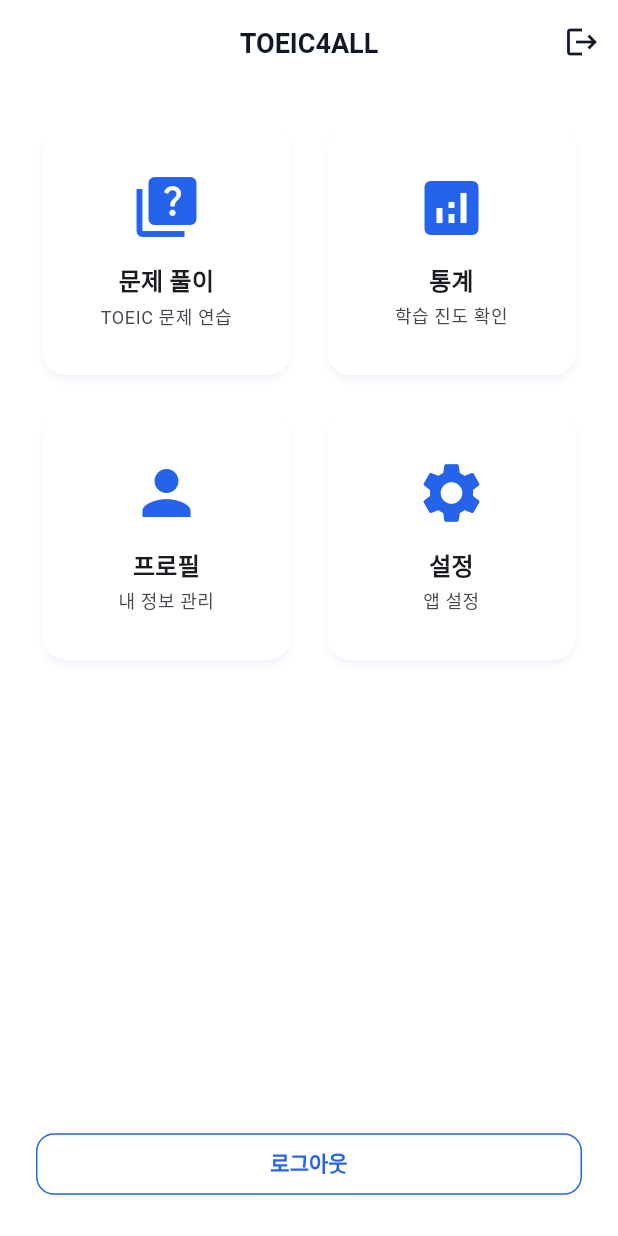
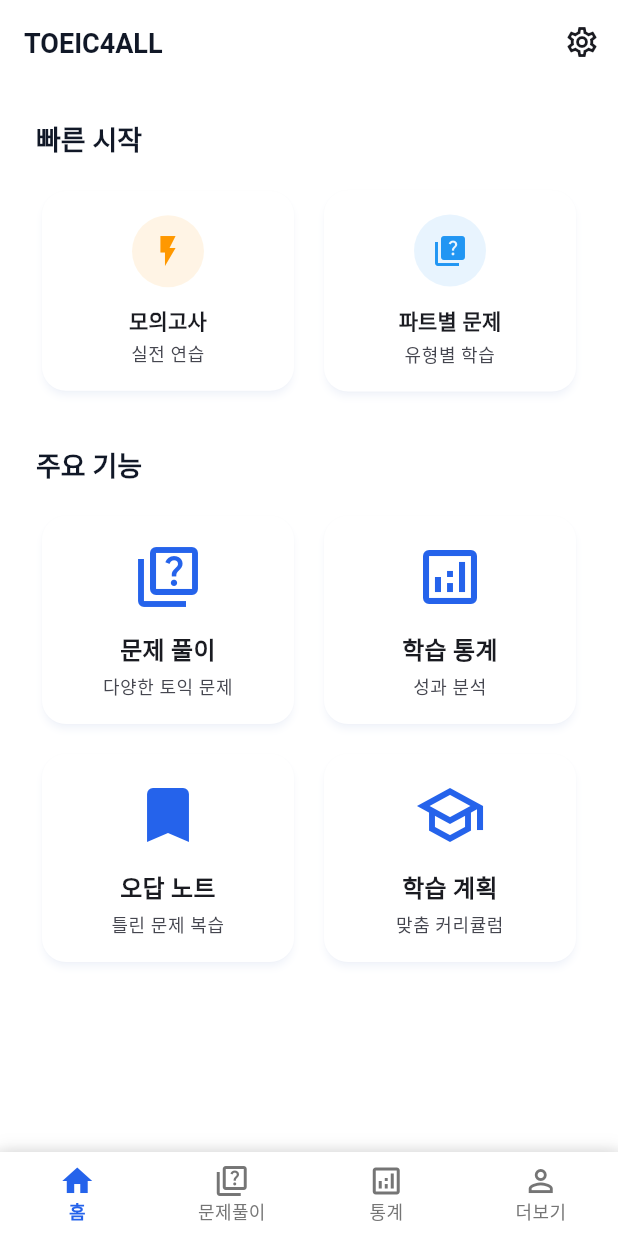
Before and after one commit to comsa33/toeic4all, a Flutter app: the HomeScreen screen opened by its route, on a phone screen of 412 x 824 dp. Run offline on Flutter 3.47's test engine with Material 3 defaults, Android fonts, the light colour scheme and no system bars; our stand-ins replace dartz, dio, fl_chart, flutter_animate, flutter_riverpod, flutter_secure_storage and 4 more; accounts and stored records are empty; generated files the repository leaves out were written again; Roboto replaces fonts that are missing (Pretendard).

Commit message:
refactor: 자동 로그인 리디렉션 및 메인 앱 레이아웃 추가

```diff
--- a/lib/core/routing/app_router.dart
+++ b/lib/core/routing/app_router.dart
@@ -1,7 +1,7 @@
-import 'dart:async';
 import 'package:flutter/material.dart';
 import 'package:go_router/go_router.dart';
 import 'package:flutter_riverpod/flutter_riverpod.dart';
+import 'main_app_layout.dart';
 import '../../features/auth/presentation/pages/splash_screen.dart';
 import '../../features/auth/presentation/pages/login_screen.dart';
 import '../../features/auth/presentation/pages/signup_screen.dart';
@@ -9,15 +9,14 @@
 import '../../features/auth/presentation/pages/settings_screen.dart';
 import '../../features/auth/presentation/controllers/auth_controller.dart';
 import '../../features/auth/presentation/providers/auth_providers.dart';
+import '../../features/auth/domain/entities/user.dart';
 import '../../features/test/test_screen.dart';
 import '../../features/questions/presentation/pages/questions_main_screen.dart';
 import '../../features/questions/presentation/pages/part5_filter_screen.dart';
-import '../../shared/widgets/app_button.dart';
 
 // GoRouter 라우팅을 위한 상태 변경 알림 클래스
 class AuthStateNotifier extends ChangeNotifier {
   final Ref _ref;
-  AuthState? _previousAuthState;
 
   AuthStateNotifier(this._ref) {
     _ref.listen<AuthState>(authControllerProvider, (previous, next) {
@@ -30,7 +29,6 @@
         debugPrint(
           '⚡ 라우터 리디렉션 트리거: isAuth=${next.isAuthenticated}, hasToken=${next.accessToken != null}',
         );
-        _previousAuthState = next;
         notifyListeners();
       }
     });
@@ -83,10 +81,10 @@
           currentPath == '/signup' ||
           currentPath == '/forgot-password';
 
-      // 1. 인증된 사용자가 인증 페이지 접근 시 문제 서비스로 리디렉션
+      // 1. 인증된 사용자가 인증 페이지 접근 시 홈 화면으로 리디렉션
       if (isAuthenticated && isOnAuthPage) {
-        debugPrint('🔄 인증된 사용자가 인증 페이지 접근 - 문제 서비스로 리디렉션');
-        return '/questions';
+        debugPrint('🔄 인증된 사용자가 인증 페이지 접근 - 홈 화면으로 리디렉션');
+        return '/home';
       }
 
       // 2. 인증되지 않은 사용자가 보호된 페이지 접근 시 로그인으로 리디렉션
@@ -116,7 +114,16 @@
         path: '/forgot-password',
         builder: (context, state) => const ForgotPasswordScreen(),
       ),
-      GoRoute(path: '/home', builder: (context, state) => const HomeScreen()),
+
+      // 메인 앱 레이아웃을 위한 ShellRoute
+      ShellRoute(
+        builder: (context, state, child) =>
+            MainAppLayout(currentLocation: state.uri.path, child: child),
+        routes: [
+          GoRoute(
+            path: '/home',
+            builder: (context, state) => const HomeScreen(),
+          ),
           GoRoute(
             path: '/questions',
             builder: (context, state) => const QuestionsMainScreen(),
@@ -140,10 +147,12 @@
             builder: (context, state) => const SettingsScreen(),
           ),
         ],
+      ),
+    ],
   );
 });
 
-// Home Screen with logout functionality
+// Home Screen with improved navigation
 class HomeScreen extends ConsumerWidget {
   const HomeScreen({super.key});
 
@@ -153,131 +162,64 @@
 
     return Scaffold(
       appBar: AppBar(
-        title: const Text('TOEIC4ALL'),
-        centerTitle: true,
+        title: const Text(
+          'TOEIC4ALL',
+          style: TextStyle(fontWeight: FontWeight.bold),
+        ),
+        centerTitle: false,
+        elevation: 0,
+        backgroundColor: Theme.of(context).colorScheme.surface,
+        foregroundColor: Theme.of(context).colorScheme.onSurface,
         actions: [
+          // 설정 아이콘
           IconButton(
-            onPressed: () {
-              _showLogoutDialog(context, ref);
-            },
-            icon: const Icon(Icons.logout),
-            tooltip: '로그아웃',
+            onPressed: () => context.push('/settings'),
+            icon: const Icon(Icons.settings_outlined),
+            tooltip: '설정',
           ),
-        ],
-      ),
-      body: Padding(
-        padding: const EdgeInsets.all(24),
-        child: Column(
-          crossAxisAlignment: CrossAxisAlignment.stretch,
-          children: [
-            if (authState.user != null) ...[
-              Card(
-                child: Padding(
-                  padding: const EdgeInsets.all(16),
-                  child: Column(
-                    children: [
-                      CircleAvatar(
-                        radius: 40,
+          // 프로필 아이콘
+          if (authState.user != null)
+            Padding(
+              padding: const EdgeInsets.only(right: 8.0),
+              child: GestureDetector(
+                onTap: () => context.push('/profile'),
+                child: CircleAvatar(
+                  radius: 16,
                   backgroundColor: Theme.of(context).colorScheme.primary,
                   child: Text(
-                          authState.user!.profile.name
-                              .substring(0, 1)
-                              .toUpperCase(),
+                    authState.user!.profile.name.substring(0, 1).toUpperCase(),
                     style: const TextStyle(
-                            fontSize: 24,
+                      fontSize: 14,
                       fontWeight: FontWeight.bold,
                       color: Colors.white,
                     ),
                   ),
                 ),
-                      const SizedBox(height: 16),
-                      Text(
-                        '환영합니다, ${authState.user!.profile.name}님!',
-                        style: Theme.of(context).textTheme.headlineSmall,
-                        textAlign: TextAlign.center,
               ),
-                      const SizedBox(height: 8),
-                      Text(
-                        authState.user!.email,
-                        style: Theme.of(context).textTheme.bodyMedium?.copyWith(
-                          color: Theme.of(context).colorScheme.onSurfaceVariant,
-                        ),
-                        textAlign: TextAlign.center,
             ),
         ],
       ),
-                ),
-              ),
-              const SizedBox(height: 32),
+      body: SingleChildScrollView(
+        padding: const EdgeInsets.all(24),
+        child: Column(
+          crossAxisAlignment: CrossAxisAlignment.stretch,
+          children: [
+            // 환영 메시지 카드
+            if (authState.user != null) ...[
+              _WelcomeCard(user: authState.user!),
+              const SizedBox(height: 24),
             ],
 
-            // Feature buttons
-            Expanded(
-              child: GridView.count(
-                crossAxisCount: 2,
-                crossAxisSpacing: 16,
-                mainAxisSpacing: 16,
-                children: [
-                  _FeatureCard(
-                    icon: Icons.quiz,
-                    title: '문제 풀이',
-                    subtitle: 'TOEIC 문제 연습',
-                    onTap: () => context.push('/questions'),
-                  ),
-                  _FeatureCard(
-                    icon: Icons.analytics,
-                    title: '통계',
-                    subtitle: '학습 진도 확인',
-                    onTap: () => context.push('/statistics'),
-                  ),
-                  _FeatureCard(
-                    icon: Icons.person,
-                    title: '프로필',
-                    subtitle: '내 정보 관리',
-                    onTap: () => context.push('/profile'),
-                  ),
-                  _FeatureCard(
-                    icon: Icons.settings,
-                    title: '설정',
-                    subtitle: '앱 설정',
-                    onTap: () => context.push('/settings'),
-                  ),
+            // 빠른 시작 섹션
+            const _QuickStartSection(),
+
+            const SizedBox(height: 32),
+
+            // 기능 그리드
+            const _FeatureGrid(),
           ],
         ),
       ),
-
-            AppButton.outline(
-              text: '로그아웃',
-              onPressed: () => _showLogoutDialog(context, ref),
-            ),
-          ],
-        ),
-      ),
-    );
-  }
-
-  void _showLogoutDialog(BuildContext context, WidgetRef ref) {
-    showDialog(
-      context: context,
-      builder: (BuildContext context) {
-        return AlertDialog(
-          title: const Text('로그아웃'),
-          content: const Text('정말로 로그아웃하시겠습니까?'),
-          actions: [
-            TextButton(
-              onPressed: () => Navigator.of(context).pop(),
-              child: const Text('취소'),
-            ),
-            AppButton.primary(
-              text: '로그아웃',
-              onPressed: () {
-                Navigator.of(context).pop();
-                ref.read(authControllerProvider.notifier).signOut();
-              },
-            ),
-          ],
-        );
-      },
     );
   }
 }
@@ -371,3 +313,231 @@
     );
   }
 }
+
+// 환영 메시지 카드 위젯
+class _WelcomeCard extends StatelessWidget {
+  final User user;
+
+  const _WelcomeCard({required this.user});
+
+  @override
+  Widget build(BuildContext context) {
+    return Container(
+      padding: const EdgeInsets.all(20),
+      decoration: BoxDecoration(
+        gradient: LinearGradient(
+          begin: Alignment.topLeft,
+          end: Alignment.bottomRight,
+          colors: [
+            Theme.of(context).colorScheme.primary,
+            Theme.of(context).colorScheme.primary.withOpacity(0.8),
+          ],
+        ),
+        borderRadius: BorderRadius.circular(16),
+        boxShadow: [
+          BoxShadow(
+            color: Theme.of(context).colorScheme.primary.withOpacity(0.3),
+            blurRadius: 8,
+            offset: const Offset(0, 4),
+          ),
+        ],
+      ),
+      child: Row(
+        children: [
+          Container(
+            width: 60,
+            height: 60,
+            decoration: BoxDecoration(
+              color: Colors.white.withOpacity(0.2),
+              borderRadius: BorderRadius.circular(30),
+            ),
+            child: Icon(Icons.person, size: 30, color: Colors.white),
+          ),
+          const SizedBox(width: 16),
+          Expanded(
+            child: Column(
+              crossAxisAlignment: CrossAxisAlignment.start,
+              children: [
+                Text(
+                  '안녕하세요, ${user.profile.name}님!',
+                  style: const TextStyle(
+                    fontSize: 20,
+                    fontWeight: FontWeight.bold,
+                    color: Colors.white,
+                  ),
+                ),
+                const SizedBox(height: 4),
+                Text(
+                  '오늘도 토익 공부를 시작해보세요',
+                  style: TextStyle(
+                    fontSize: 14,
+                    color: Colors.white.withOpacity(0.9),
+                  ),
+                ),
+              ],
+            ),
+          ),
+        ],
+      ),
+    );
+  }
+}
+
+// 빠른 시작 섹션 위젯
+class _QuickStartSection extends StatelessWidget {
+  const _QuickStartSection();
+
+  @override
+  Widget build(BuildContext context) {
+    return Column(
+      crossAxisAlignment: CrossAxisAlignment.start,
+      children: [
+        Text(
+          '빠른 시작',
+          style: Theme.of(
+            context,
+          ).textTheme.headlineSmall?.copyWith(fontWeight: FontWeight.bold),
+        ),
+        const SizedBox(height: 16),
+        Row(
+          children: [
+            Expanded(
+              child: _QuickActionCard(
+                icon: Icons.flash_on,
+                title: '모의고사',
+                subtitle: '실전 연습',
+                onTap: () => context.go('/questions'),
+                color: Colors.orange,
+              ),
+            ),
+            const SizedBox(width: 12),
+            Expanded(
+              child: _QuickActionCard(
+                icon: Icons.quiz,
+                title: '파트별 문제',
+                subtitle: '유형별 학습',
+                onTap: () => context.go('/questions'),
+                color: Colors.blue,
+              ),
+            ),
+          ],
+        ),
+      ],
+    );
+  }
+}
+
+// 빠른 액션 카드 위젯
+class _QuickActionCard extends StatelessWidget {
+  final IconData icon;
+  final String title;
+  final String subtitle;
+  final VoidCallback onTap;
+  final Color color;
+
+  const _QuickActionCard({
+    required this.icon,
+    required this.title,
+    required this.subtitle,
+    required this.onTap,
+    required this.color,
+  });
+
+  @override
+  Widget build(BuildContext context) {
+    return Card(
+      elevation: 2,
+      child: InkWell(
+        onTap: onTap,
+        borderRadius: BorderRadius.circular(12),
+        child: Padding(
+          padding: const EdgeInsets.all(16),
+          child: Column(
+            children: [
+              Container(
+                width: 48,
+                height: 48,
+                decoration: BoxDecoration(
+                  color: color.withOpacity(0.1),
+                  borderRadius: BorderRadius.circular(24),
+                ),
+                child: Icon(icon, size: 24, color: color),
+              ),
+              const SizedBox(height: 12),
+              Text(
+                title,
+                style: Theme.of(
+                  context,
+                ).textTheme.titleSmall?.copyWith(fontWeight: FontWeight.bold),
+                textAlign: TextAlign.center,
+              ),
+              const SizedBox(height: 4),
+              Text(
+                subtitle,
+                style: Theme.of(context).textTheme.bodySmall?.copyWith(
+                  color: Theme.of(context).colorScheme.onSurfaceVariant,
+                ),
+                textAlign: TextAlign.center,
+              ),
+            ],
+          ),
+        ),
+      ),
+    );
+  }
+}
+
+// 기능 그리드 위젯
+class _FeatureGrid extends StatelessWidget {
+  const _FeatureGrid();
+
+  @override
+  Widget build(BuildContext context) {
+    return Column(
+      crossAxisAlignment: CrossAxisAlignment.start,
+      children: [
+        Text(
+          '주요 기능',
+          style: Theme.of(
+            context,
+          ).textTheme.headlineSmall?.copyWith(fontWeight: FontWeight.bold),
+        ),
+        const SizedBox(height: 16),
+        GridView.count(
+          crossAxisCount: 2,
+          shrinkWrap: true,
+          physics: const NeverScrollableScrollPhysics(),
+          crossAxisSpacing: 12,
+          mainAxisSpacing: 12,
+          childAspectRatio: 1.2,
+          children: [
+            _FeatureCard(
+              icon: Icons.quiz_outlined,
+              title: '문제 풀이',
+              subtitle: '다양한 토익 문제',
+              onTap: () => context.go('/questions'),
+            ),
+            _FeatureCard(
+              icon: Icons.analytics_outlined,
+              title: '학습 통계',
+              subtitle: '성과 분석',
+              onTap: () => context.go('/statistics'),
+            ),
+            _FeatureCard(
+              icon: Icons.bookmark_outlined,
+              title: '오답 노트',
+              subtitle: '틀린 문제 복습',
+              onTap: () => context.go('/statistics'),
+            ),
+            _FeatureCard(
+              icon: Icons.school_outlined,
+              title: '학습 계획',
+              subtitle: '맞춤 커리큘럼',
+              onTap: () => context.go('/profile'),
+            ),
+          ],
+        ),
+      ],
+    );
+  }
+}
--- /dev/null
+++ b/lib/core/routing/main_app_layout.dart
@@ -0,0 +1,110 @@
+import 'package:flutter/material.dart';
+import 'package:go_router/go_router.dart';
+import '../../core/constants/app_colors.dart';
+
+class MainAppLayout extends StatelessWidget {
+  final Widget child;
+  final String currentLocation;
+
+  const MainAppLayout({
+    super.key,
+    required this.child,
+    required this.currentLocation,
+  });
+
+  @override
+  Widget build(BuildContext context) {
+    return Scaffold(
+      body: child,
+      bottomNavigationBar: _MainBottomNavigation(
+        currentLocation: currentLocation,
+      ),
+    );
+  }
+}
+
+class _MainBottomNavigation extends StatelessWidget {
+  final String currentLocation;
+
+  const _MainBottomNavigation({required this.currentLocation});
+
+  int _getSelectedIndex() {
+    if (currentLocation.startsWith('/home')) return 0;
+    if (currentLocation.startsWith('/questions')) return 1;
+    if (currentLocation.startsWith('/statistics')) return 2;
+    if (currentLocation.startsWith('/profile') ||
+        currentLocation.startsWith('/settings'))
+      return 3;
+    return 0;
+  }
+
+  @override
+  Widget build(BuildContext context) {
+    return Container(
+      decoration: BoxDecoration(
+        color: Colors.white,
+        boxShadow: [
+          BoxShadow(
+            color: Colors.black.withOpacity(0.1),
+            blurRadius: 8,
+            offset: const Offset(0, -2),
+          ),
+        ],
+      ),
+      child: BottomNavigationBar(
+        currentIndex: _getSelectedIndex(),
+        onTap: (index) => _onTabSelected(context, index),
+        type: BottomNavigationBarType.fixed,
+        selectedItemColor: AppColors.primary,
+        unselectedItemColor: Colors.grey[600],
+        selectedLabelStyle: const TextStyle(
+          fontWeight: FontWeight.w600,
+          fontSize: 12,
+        ),
+        unselectedLabelStyle: const TextStyle(
+          fontWeight: FontWeight.w400,
+          fontSize: 12,
+        ),
+        items: const [
+          BottomNavigationBarItem(
+            icon: Icon(Icons.home_outlined),
+            activeIcon: Icon(Icons.home),
+            label: '홈',
+          ),
+          BottomNavigationBarItem(
+            icon: Icon(Icons.quiz_outlined),
+            activeIcon: Icon(Icons.quiz),
+            label: '문제풀이',
+          ),
+          BottomNavigationBarItem(
+            icon: Icon(Icons.analytics_outlined),
+            activeIcon: Icon(Icons.analytics),
+            label: '통계',
+          ),
+          BottomNavigationBarItem(
+            icon: Icon(Icons.person_outline),
+            activeIcon: Icon(Icons.person),
+            label: '더보기',
+          ),
+        ],
+      ),
+    );
+  }
+
+  void _onTabSelected(BuildContext context, int index) {
+    switch (index) {
+      case 0:
+        context.go('/home');
+        break;
+      case 1:
+        context.go('/questions');
+        break;
+      case 2:
+        context.go('/statistics');
+        break;
+      case 3:
+        context.go('/profile');
+        break;
+    }
+  }
+}
--- a/lib/features/auth/presentation/pages/splash_screen.dart
+++ b/lib/features/auth/presentation/pages/splash_screen.dart
@@ -100,8 +100,8 @@
     if (!forceLogin &&
         authState.isAuthenticated &&
         authState.accessToken != null) {
-      debugPrint('✅ 자동 로그인 성공 - 문제 서비스로 이동');
-      context.go('/questions');
+      debugPrint('✅ 자동 로그인 성공 - 홈 화면으로 이동');
+      context.go('/home');
     } else {
       debugPrint('🔑 로그인 필요 - 로그인 화면으로 이동');
       context.go('/login');
```
Lines whose indentation alone changed are shown as unchanged.
